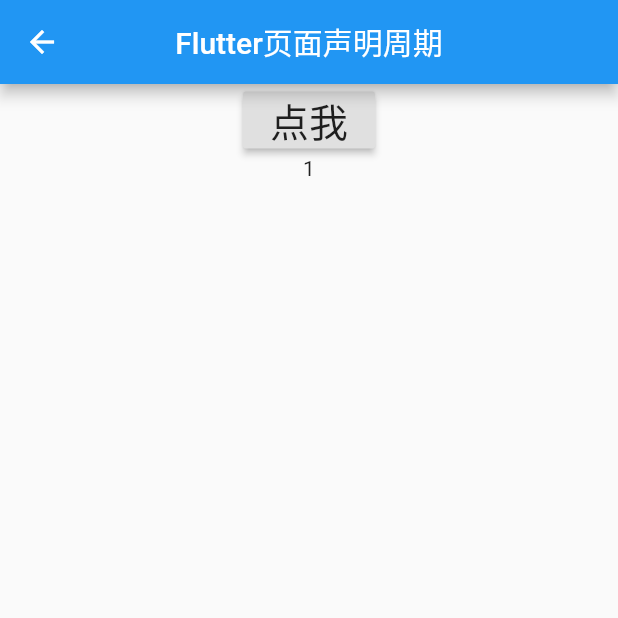
After one commit to louyulin/flutter_base_demo, a Flutter app: the WidgetLifecycle screen opened by its route, after a tap on "点我", on a phone screen of 412 x 824 dp, the top half of it. The commit adds this screen. Run offline on Flutter 3.47's test engine with Material 2 defaults, Android fonts, the phone set to English and light mode, and no system bars; missing offline and left inert: flutter_color_plugin.

Commit message:
flutter 页面生命周期

```diff
--- /dev/null
+++ b/lib/flutter_widget_lifecycle.dart
@@ -0,0 +1,63 @@
+import 'package:flutter/material.dart';
+//flutter 页面声明周期
+
+//flutter的 无状态widget 只有createElement build两个生命周期的方法
+//StatefulWidget的声明周期方法按照时期不同可以分为三组
+//1初始化时期 createState initState
+//2更新时期 didChangeDependencies build  didUpDateWidget
+//3销毁时期 deactivate dispose
+class WidgetLifecycle extends StatefulWidget {
+  //当我们构建一个新StatefulWidget 这个立即调用
+  @override
+  _WidgetLifecycleState createState() => _WidgetLifecycleState();
+}
+
+class _WidgetLifecycleState extends State<WidgetLifecycle> {
+  int _count = 0;
+
+  @override
+  void initState() {
+    //类似android onCreate
+    print('---initState---');
+    super.initState();
+  }
+
+  @override
+  void didChangeDependencies() {
+    //在第一次 initState之后立即调用
+    //当 InheritedWidget 改变之后再次调用这个方法
+    print('---didChangeDependencies---');
+    super.didChangeDependencies();
+  }
+
+  //didChangeDependencies执行之后调用 setState之后也会呗调用
+  @override
+  Widget build(BuildContext context) {
+    print('---build---');
+    return Scaffold(
+      appBar: AppBar(
+        centerTitle: true,
+        title: Text('Flutter页面声明周期'),
+        leading: BackButton(),
+      ),
+      body: Center(
+        child: Column(
+          children: <Widget>[
+            RaisedButton(
+              onPressed: () {
+                setState(() {
+                  _count++;
+                });
+              },
+              child: Text(
+                '点我',
+                style: TextStyle(fontSize: 26),
+              ),
+            ),
+            Text(_count.toString())
+          ],
+        ),
+      ),
+    );
+  }
+}
--- a/lib/luanch_page.dart
+++ b/lib/luanch_page.dart
@@ -4,7 +4,7 @@
 void main() {
   runApp(LaunchPage());
 }
-
+//需要使用launchurl插件
 class LaunchPage extends StatefulWidget {
   @override
   _LaunchPageState createState() => _LaunchPageState();
--- a/lib/main.dart
+++ b/lib/main.dart
@@ -4,6 +4,7 @@
 
 import 'Flutter_layout_page.dart';
 import 'ResourcePage.dart';
+import 'flutter_widget_lifecycle.dart';
 import 'gesture_page.dart';
 import 'less_group_page.dart';
 import 'luanch_page.dart';
@@ -32,6 +33,7 @@
         'gensture': (BuildContext context) => GesturePage(),
         'resourcepage': (BuildContext context) => ResourcePage(),
         'launchpage':(BuildContext context) => LaunchPage(),
+        'lifecylepage':(BuildContext context) => WidgetLifecycle(),
       },
     );
   }
@@ -68,6 +70,7 @@
           _item('gesturepage手势使用', GesturePage(), 'gensture'),
           _item('资源文件使用', ResourcePage(), 'resourcepage'),
           _item('打开第三方app', LaunchPage(), 'launchpage'),
+          _item('Flutter生命周期', WidgetLifecycle(), 'lifecylepage'),
         ],
       ),
     );
```
